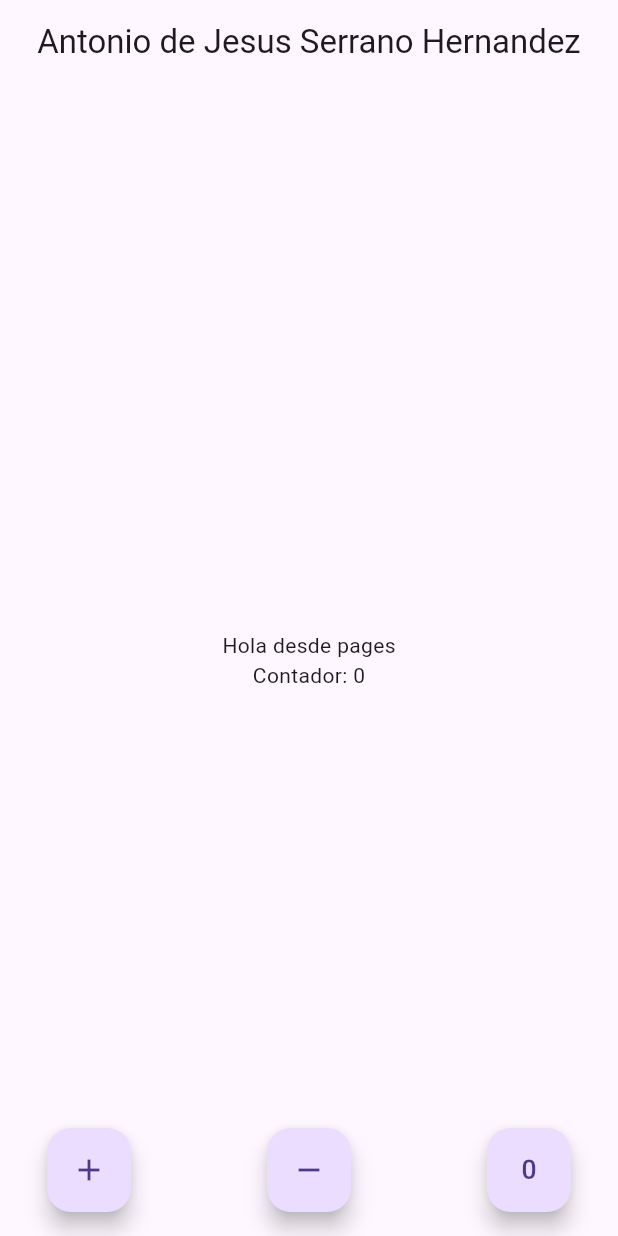
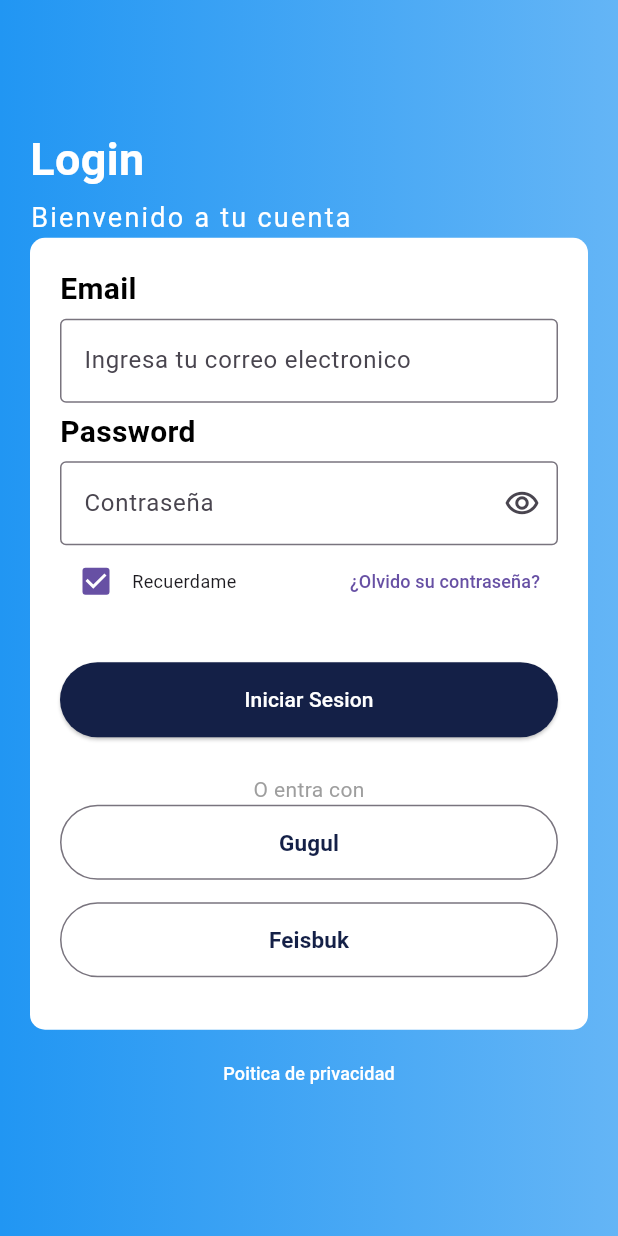
Before and after one commit to TonyMx1/counter_next, a Flutter app: the screen it shows after launch, on a phone screen of 412 x 824 dp. Run offline on Flutter 3.47's test engine with Material 3 defaults, Android fonts, the light colour scheme and no system bars.

Commit message:
lo que tu quieras

```diff
--- a/lib/main.dart
+++ b/lib/main.dart
@@ -1,4 +1,5 @@
-import 'package:counter_next/pages/home_page.dart';
+//import 'package:counter_next/pages/home_page.dart';
+import 'package:counter_next/pages/login_page.dart';
 import 'package:flutter/material.dart';
 
 void main() => runApp(const MyApp());
@@ -9,8 +10,9 @@ class MyApp extends StatelessWidget {
   @override
   Widget build(BuildContext context) {
     return const MaterialApp(
+      debugShowCheckedModeBanner: false,
       title: 'Material App',
-      home: HomePage(),
+      home: LoginPage(),
     );
   }
 }
--- /dev/null
+++ b/lib/pages/login_page.dart
@@ -0,0 +1,290 @@
+import 'package:flutter/material.dart';
+
+class LoginPage extends StatefulWidget {
+  const LoginPage({super.key});
+
+  @override
+  State<LoginPage> createState() => _LoginPageState();
+}
+
+class _LoginPageState extends State<LoginPage> {
+  @override
+  Widget build(BuildContext context) {
+    return const Scaffold(
+      body: Stack(
+        children: [
+          Fondo(),
+          Contenido(),
+        ],
+      ),
+    );
+  }
+}
+
+class Fondo extends StatelessWidget {
+  const Fondo({super.key});
+
+  @override
+  Widget build(BuildContext context) {
+    return Container(
+      decoration: BoxDecoration(
+          gradient: LinearGradient(
+        colors: [Colors.blue.shade300, Colors.blue],
+        begin: Alignment.centerRight,
+        end: Alignment.centerLeft,
+      )),
+    );
+  }
+}
+
+class Contenido extends StatefulWidget {
+  const Contenido({super.key});
+
+  @override
+  State<Contenido> createState() => _ContenidoState();
+}
+
+class _ContenidoState extends State<Contenido> {
+  @override
+  Widget build(BuildContext context) {
+    return const Padding(
+      padding: EdgeInsets.symmetric(horizontal: 20),
+      child: Column(
+        mainAxisAlignment: MainAxisAlignment.center,
+        crossAxisAlignment: CrossAxisAlignment.start,
+        children: [
+          Text(
+            'Login',
+            style: TextStyle(
+              color: Colors.white,
+              fontWeight: FontWeight.bold,
+              fontSize: 30,
+            ),
+          ),
+          SizedBox(
+            height: 5,
+          ),
+          Text(
+            'Bienvenido a tu cuenta',
+            style: TextStyle(
+              color: Colors.white,
+              fontSize: 18,
+              letterSpacing: 1.5,
+            ),
+          ),
+          Datos(),
+          SizedBox(
+            height: 5,
+          ),
+          Privacidad(),
+        ],
+      ),
+    );
+  }
+}
+
+class Datos extends StatefulWidget {
+  const Datos({super.key});
+
+  @override
+  State<Datos> createState() => _DatosState();
+}
+
+class _DatosState extends State<Datos> {
+  bool showPassword = true;
+
+  @override
+  Widget build(BuildContext context) {
+    return Container(
+      padding: const EdgeInsets.all(20),
+      decoration: BoxDecoration(
+        borderRadius: BorderRadius.circular(10),
+        color: Colors.white,
+      ),
+      child: Column(
+        crossAxisAlignment: CrossAxisAlignment.start,
+        children: [
+          const Text(
+            'Email',
+            style: TextStyle(
+              color: Colors.black,
+              fontWeight: FontWeight.bold,
+              fontSize: 20,
+            ),
+          ),
+          const SizedBox(
+            height: 5,
+          ),
+          TextFormField(
+            keyboardType: TextInputType.emailAddress,
+            decoration: const InputDecoration(
+              border: OutlineInputBorder(),
+              hintText: 'Ingresa tu correo electronico',
+            ),
+          ),
+          const SizedBox(
+            height: 5,
+          ),
+          const Text(
+            'Password',
+            style: TextStyle(
+              color: Colors.black,
+              fontWeight: FontWeight.bold,
+              fontSize: 20,
+            ),
+          ),
+          const SizedBox(
+            height: 5,
+          ),
+          TextFormField(
+            obscureText: showPassword,
+            decoration: InputDecoration(
+              border: const OutlineInputBorder(),
+              hintText: 'Contraseña',
+              suffixIcon: IconButton(
+                icon: const Icon(Icons.remove_red_eye_outlined),
+                onPressed: () => {
+                  setState(() {
+                    showPassword == true
+                        ? showPassword = true
+                        : showPassword = false;
+                  }),
+                },
+              ),
+            ),
+          ),
+          const Remember(),
+          const SizedBox(
+            height: 30,
+          ),
+          Botones(),
+        ],
+      ),
+    );
+  }
+}
+
+class Remember extends StatefulWidget {
+  const Remember({super.key});
+
+  @override
+  State<Remember> createState() => _RememberState();
+}
+
+class _RememberState extends State<Remember> {
+  bool ischecked = true;
+
+  @override
+  Widget build(BuildContext context) {
+    return Row(
+      children: [
+        Checkbox(
+            value: ischecked,
+            onChanged: (value) => {
+                  setState(() => ischecked == false
+                      ? ischecked = true
+                      : ischecked = false),
+                }),
+        const Text(
+          'Recuerdame',
+          style: TextStyle(fontSize: 12),
+        ),
+        const Spacer(),
+        TextButton(
+            onPressed: () => {},
+            child: const Text(
+              '¿Olvido su contraseña?',
+              style: TextStyle(fontSize: 12),
+            )),
+      ],
+    );
+  }
+}
+
+class Botones extends StatelessWidget {
+  const Botones({super.key});
+
+  @override
+  Widget build(BuildContext context) {
+    return Column(
+      children: [
+        SizedBox(
+          width: double.infinity,
+          height: 50,
+          child: ElevatedButton(
+            onPressed: () => {},
+            style: ButtonStyle(
+              backgroundColor: MaterialStateProperty.all<Color>(
+                const Color(0xff142047),
+              ),
+            ),
+            child: const Text('Iniciar Sesion',
+                style: TextStyle(color: Colors.white)),
+          ),
+        ),
+        const SizedBox(
+          height: 25,
+          width: double.infinity,
+        ),
+        const Text(
+          'O entra con',
+          style: TextStyle(color: Colors.grey),
+        ),
+        SizedBox(
+          width: double.infinity,
+          height: 50,
+          child: OutlinedButton(
+              onPressed: () => {},
+              child: const Text(
+                'Gugul',
+                style: TextStyle(
+                  color: Color(0xff142047),
+                  fontWeight: FontWeight.bold,
+                  fontSize: 15,
+                ),
+              )),
+        ),
+        const SizedBox(
+          height: 15,
+          width: double.infinity,
+        ),
+        SizedBox(
+          width: double.infinity,
+          height: 50,
+          child: OutlinedButton(
+              onPressed: () => {},
+              child: const Text(
+                'Feisbuk',
+                style: TextStyle(
+                  color: Color(0xff142047),
+                  fontWeight: FontWeight.bold,
+                  fontSize: 15,
+                ),
+              )),
+        ),
+        const SizedBox(
+          height: 15,
+          width: double.infinity,
+        ),
+      ],
+    );
+  }
+}
+
+class Privacidad extends StatelessWidget {
+  const Privacidad({super.key});
+
+  @override
+  Widget build(BuildContext context) {
+    return Center(
+      child: TextButton(
+        onPressed: () => {},
+        child: const Text('Poitica de privacidad',
+            style: TextStyle(
+              color: Colors.white,
+              fontSize: 12,
+            )),
+      ),
+    );
+  }
+}
```
